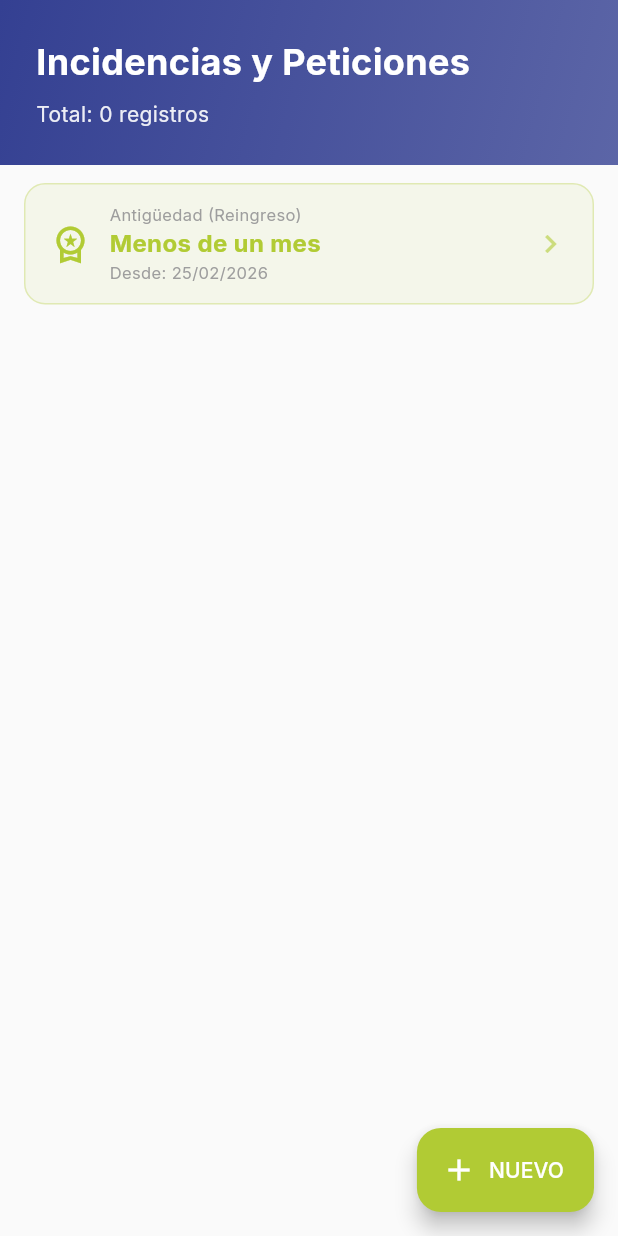
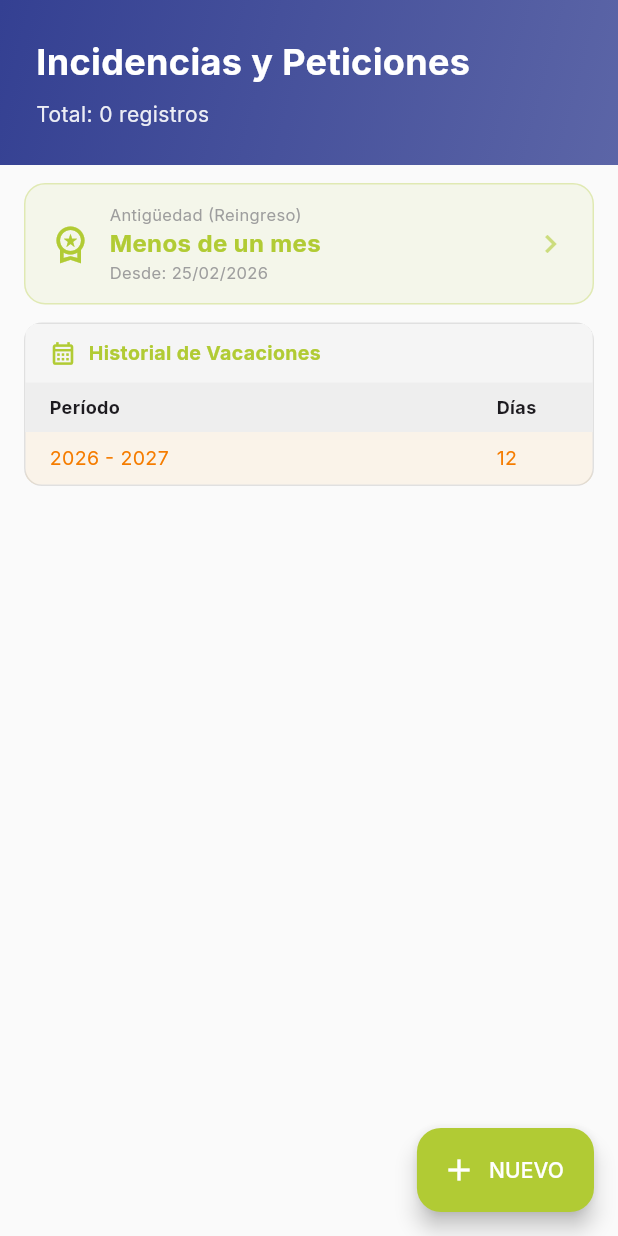
Before and after one commit to svangele/appsi, a Flutter app: the IncidenciasPage screen opened directly, on a phone screen of 412 x 824 dp. Run offline on Flutter 3.47's test engine with Material 3 defaults, Android fonts, the phone set to English and light mode, and no system bars; our stand-ins replace flutter_dotenv, google_fonts, image_picker, supabase_flutter; accounts and stored records are empty.

Commit message:
feat: add Historial de Vacaciones table with old/new law transition at 2023-2024

```diff
--- a/lib/incidencias_page.dart
+++ b/lib/incidencias_page.dart
@@ -233,6 +233,142 @@ class _IncidenciasPageState extends State<IncidenciasPage> {
             Icon(Icons.chevron_right, color: theme.colorScheme.secondary.withValues(alpha: 0.6)),
           ],
         ),
+      ),
+    );
+  }
+
+  /// Días de vacaciones según nueva ley 2023 y años de servicio
+  int _getDaysByYears(int years) {
+    if (years == 1) return 12;
+    if (years == 2) return 14;
+    if (years == 3) return 16;
+    if (years == 4) return 18;
+    if (years == 5) return 20;
+    if (years <= 10) return 22;
+    if (years <= 15) return 24;
+    if (years <= 20) return 26;
+    if (years <= 25) return 28;
+    if (years <= 30) return 30;
+    return 32;
+  }
+
+  /// Tabla de historial de vacaciones por periodo
+  Widget _buildHistorialVacaciones() {
+    final base = _fechaReingreso ?? _fechaIngreso;
+    if (base == null) return const SizedBox.shrink();
+
+    final now = DateTime.now();
+    final theme = Theme.of(context);
+    final completedYears = _calcYears();
+
+    // Build rows: from year 1 to completedYears + 1 (one future period)
+    final tableRows = <Map<String, dynamic>>[];
+    for (int y = 1; y <= completedYears + 1; y++) {
+      // Anniversary date for this year of service
+      final anniversary = DateTime(base.year + y, base.month, base.day);
+      final periodStart = anniversary.year - 1;
+      final periodLabel = '$periodStart - ${anniversary.year}';
+
+      // Days: old law if periodStart < 2023, new law otherwise
+      final int days = periodStart >= 2023
+          ? _getDaysByYears(y)
+          : (6 + (y - 1) * 2).clamp(0, 14);
+
+      final isCurrent = y == completedYears;       // last completed year
+      final isUpcoming = anniversary.isAfter(now); // anniversary not yet passed
+
+      tableRows.add({
+        'periodo': periodLabel,
+        'days': days,
+        'isCurrent': isCurrent,
+        'isUpcoming': isUpcoming,
+      });
+    }
+
+    if (tableRows.isEmpty) return const SizedBox.shrink();
+
+    return Container(
+      margin: const EdgeInsets.fromLTRB(16, 8, 16, 4),
+      decoration: BoxDecoration(
+        border: Border.all(color: Colors.grey[300]!),
+        borderRadius: BorderRadius.circular(12),
+      ),
+      clipBehavior: Clip.hardEdge,
+      child: Column(
+        crossAxisAlignment: CrossAxisAlignment.stretch,
+        children: [
+          // Title
+          Container(
+            color: Colors.grey[100],
+            padding: const EdgeInsets.symmetric(horizontal: 16, vertical: 10),
+            child: Row(
+              children: [
+                Icon(Icons.calendar_month_outlined, size: 18, color: theme.colorScheme.secondary),
+                const SizedBox(width: 8),
+                Text('Historial de Vacaciones',
+                    style: TextStyle(fontWeight: FontWeight.bold, fontSize: 13, color: theme.colorScheme.secondary)),
+              ],
+            ),
+          ),
+          // Header row
+          Container(
+            color: Colors.grey[200],
+            child: Row(children: [
+              Expanded(child: Padding(
+                padding: const EdgeInsets.symmetric(horizontal: 16, vertical: 8),
+                child: Text('Período', style: const TextStyle(fontWeight: FontWeight.bold, fontSize: 12)),
+              )),
+              SizedBox(width: 80, child: Padding(
+                padding: const EdgeInsets.symmetric(horizontal: 16, vertical: 8),
+                child: Text('Días', style: const TextStyle(fontWeight: FontWeight.bold, fontSize: 12)),
+              )),
+            ]),
+          ),
+          // Data rows
+          ...tableRows.asMap().entries.map((entry) {
+            final i = entry.key;
+            final row = entry.value;
+            final isCurrent = row['isCurrent'] as bool;
+            final isUpcoming = row['isUpcoming'] as bool;
+
+            Color bgColor;
+            if (isCurrent) {
+              bgColor = theme.colorScheme.secondary.withValues(alpha: 0.15);
+            } else if (isUpcoming) {
+              bgColor = Colors.orange.withValues(alpha: 0.07);
+            } else {
+              bgColor = i.isEven ? Colors.white : Colors.grey[50]!;
+            }
+
+            return Container(
+              color: bgColor,
+              child: Row(children: [
+                Expanded(child: Padding(
+                  padding: const EdgeInsets.symmetric(horizontal: 16, vertical: 8),
+                  child: Text(
+                    row['periodo'] as String,
+                    style: TextStyle(
+                      fontSize: 13,
+                      fontWeight: isCurrent ? FontWeight.bold : FontWeight.normal,
+                      color: isCurrent ? theme.colorScheme.secondary : (isUpcoming ? Colors.orange[700] : null),
+                    ),
+                  ),
+                )),
+                SizedBox(width: 80, child: Padding(
+                  padding: const EdgeInsets.symmetric(horizontal: 16, vertical: 8),
+                  child: Text(
+                    '${row['days']}',
+                    style: TextStyle(
+                      fontSize: 13,
+                      fontWeight: isCurrent ? FontWeight.bold : FontWeight.normal,
+                      color: isCurrent ? theme.colorScheme.secondary : (isUpcoming ? Colors.orange[700] : null),
+                    ),
+                  ),
+                )),
+              ]),
+            );
+          }),
+        ],
       ),
     );
   }
@@ -478,6 +614,7 @@ class _IncidenciasPageState extends State<IncidenciasPage> {
             subtitle: 'Total: ${_incidencias.length} registros',
           ),
           _buildAntiguedadCard(),
+          _buildHistorialVacaciones(),
           Expanded(
             child: _isLoading
               ? const Center(child: CircularProgressIndicator())
```
